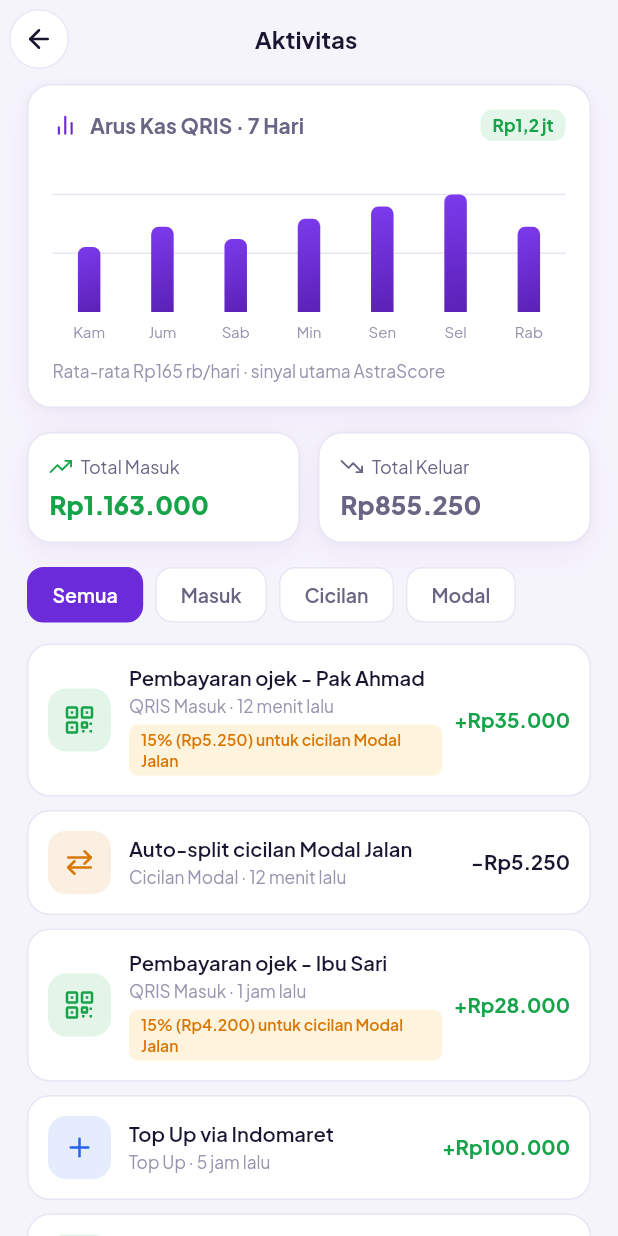
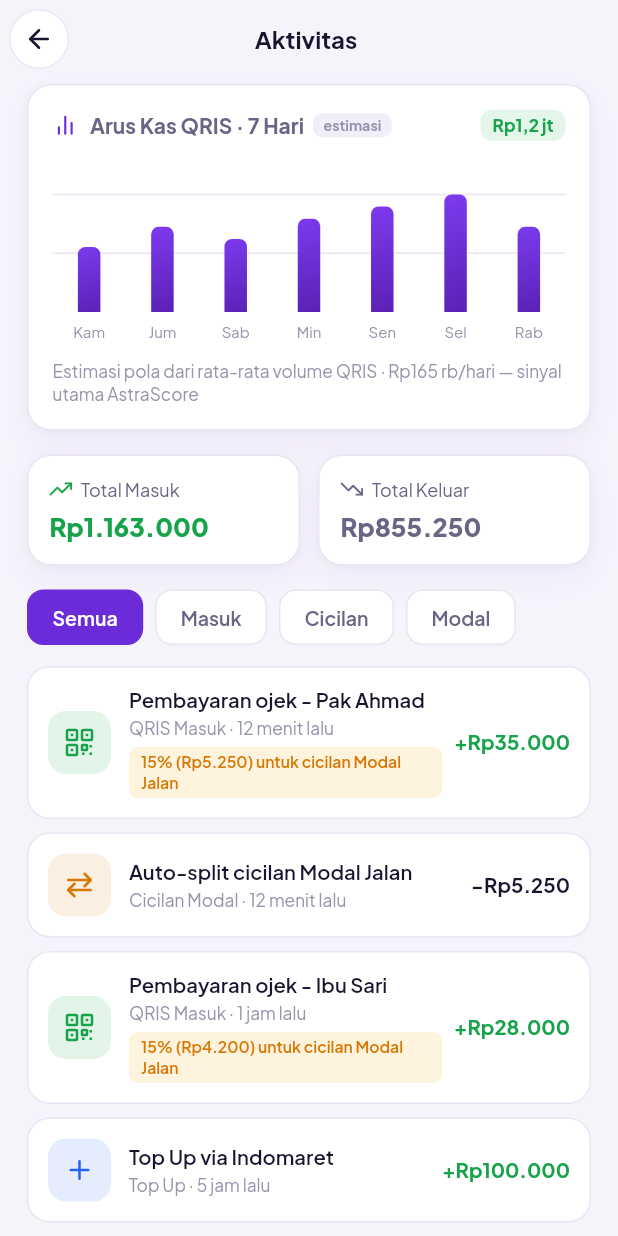
Before and after one commit to SultanZhalifa/AstraPayNK, a Flutter app: the AktivitasScreen screen opened directly, on a phone screen of 412 x 824 dp. Run offline on Flutter 3.47's test engine with Material 3 defaults, Android fonts, the phone set to English and light mode, and no system bars; drawn by our look-alikes of fl_chart; our stand-ins replace flutter_svg, google_fonts, smooth_page_indicator.

Commit message:
fix: correctness fixes surfaced during E2E review
- Award +1000 AstraPoints on a genuine level-up (was promised in the
  AstraPoints UI but never granted); add _leveledUp helper so the bonus
  only fires on an upward move.
- Combine multiple celebration events from one QRIS settlement into a
  single message so none gets silently overwritten (payoff + level-up).
- Persona switcher now shows the engine-computed score per persona (live
  score for the active one) instead of the stale seed history value.
- Guard onboarding against a doubled tap skipping a page.
- Label the weekly cash-flow chart as an "estimasi" so it isn't confused
  with the real transaction totals.

Co-Authored-By: Claude Opus 4.8 <noreply@anthropic.com>

```diff
--- a/lib/core/constants/app_constants.dart
+++ b/lib/core/constants/app_constants.dart
@@ -56,6 +56,8 @@ class AppConstants {
   // Points economy
   static const int pointsPerOnTimeRepayment = 100;
   static const int pointsPerQrisSplit = 8;
+  static const int pointsPerLevelUp = 1000;
+  static const int pointsPerScoreBoost = 50;
 
   // Animation durations
   static const Duration fast = Duration(milliseconds: 200);
--- a/lib/features/aktivitas/aktivitas_screen.dart
+++ b/lib/features/aktivitas/aktivitas_screen.dart
@@ -108,6 +108,20 @@ class _AktivitasScreenState extends State<AktivitasScreen> {
               const SizedBox(width: 8),
               const Text('Arus Kas QRIS · 7 Hari',
                   style: TextStyle(fontSize: 14, fontWeight: FontWeight.w700)),
+              const SizedBox(width: 6),
+              Container(
+                padding:
+                    const EdgeInsets.symmetric(horizontal: 7, vertical: 2),
+                decoration: BoxDecoration(
+                  color: AppColors.surfaceAlt,
+                  borderRadius: BorderRadius.circular(6),
+                ),
+                child: const Text('estimasi',
+                    style: TextStyle(
+                        fontSize: 9.5,
+                        fontWeight: FontWeight.w700,
+                        color: AppColors.textTertiary)),
+              ),
               const Spacer(),
               Container(
                 padding:
@@ -184,7 +198,7 @@ class _AktivitasScreenState extends State<AktivitasScreen> {
           ),
           const SizedBox(height: 10),
           Text(
-            'Rata-rata ${Formatters.compactCurrency(avg)}/hari · sinyal utama AstraScore',
+            'Estimasi pola dari rata-rata volume QRIS · ${Formatters.compactCurrency(avg)}/hari — sinyal utama AstraScore',
             style: const TextStyle(fontSize: 11.5, color: AppColors.textTertiary),
           ),
         ],
```
Also changed, not shown: lib/core/state/app_state.dart (+40 -8 lines), lib/features/home/persona_switcher.dart (+28 -11 lines), lib/features/onboarding/onboarding_screen.dart (+12 -4 lines).
